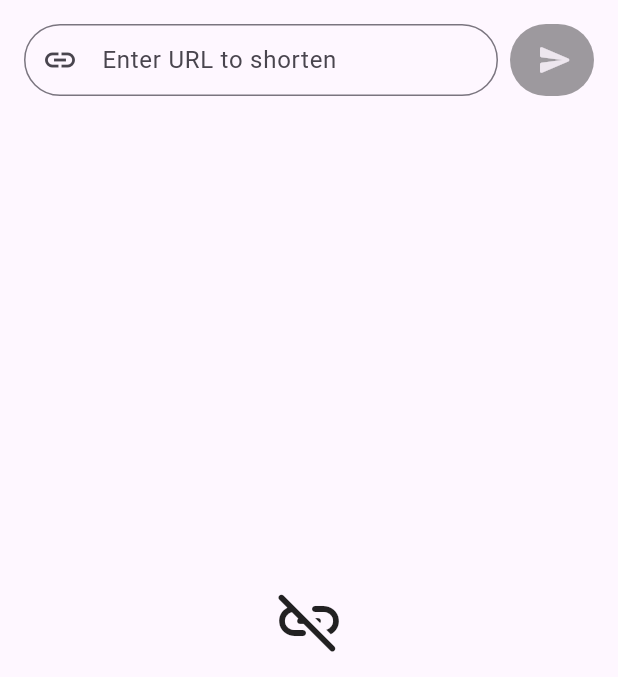
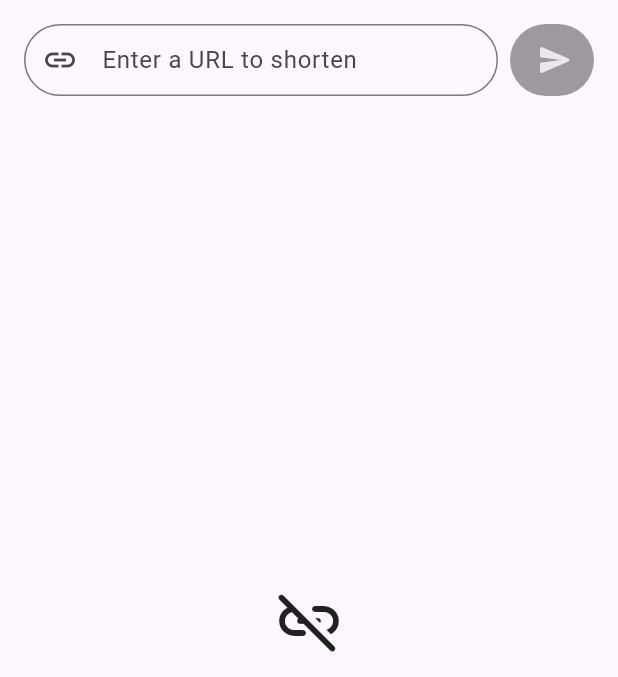
Before and after one commit to gmr-tech/url_shortner, a Flutter app: the screen it shows after launch, on a phone screen of 412 x 824 dp, the part 84-761 px from its top. Run offline on Flutter 3.47's test engine with Material 3 defaults, Android fonts, the phone set to English and light mode, and no system bars; our stand-ins replace dartz, dio, equatable, flutter_bloc, freezed_annotation, get_it and 2 more.

```diff
--- a/lib/src/common/presentation/home.dart
+++ b/lib/src/common/presentation/home.dart
@@ -10,6 +10,7 @@ import '../../modules/shortener/presentation/widgets/shorten_url_button.dart';
 import '../../modules/shortener/presentation/widgets/url_input_field.dart';
 import '../domain/input_url.dart';
 import '../domain/input_url_validator.dart';
+import 'ui_strings.dart';
 
 class Home extends StatelessWidget {
   const Home({super.key});
@@ -21,7 +22,7 @@ class Home extends StatelessWidget {
       child: Scaffold(
         appBar: AppBar(
           backgroundColor: Theme.of(context).colorScheme.surfaceContainerHigh,
-          title: const Text('URL Shortener App'),
+          title: const Text(UIStrings.appTitle),
           elevation: 2,
         ),
         body: Column(
@@ -116,9 +117,7 @@ class Home extends StatelessWidget {
             SnackBar(
               duration: resetDuration,
               backgroundColor: DSColors.red.shade700,
-              content: Text(
-                'Failure: ${state.failure.runtimeType}',
-              ),
+              content: const Text(UIStrings.failureMessage),
             ),
           );
         }
@@ -137,7 +136,7 @@ class Home extends StatelessWidget {
               duration: resetDuration,
               backgroundColor: DSColors.green.shade700,
               content: Text(
-                'Shortened URL: ${state.shortenedUrl.shortUrl}',
+                '${UIStrings.successMessage} ${state.shortenedUrl.shortUrl}',
               ),
             ),
           );
--- /dev/null
+++ b/lib/src/common/presentation/ui_strings.dart
@@ -0,0 +1,15 @@
+/// Wrapper for all UI strings used in the app.
+///
+/// A good future suggestions is to use intl and i18n for strings translation.
+abstract class UIStrings {
+  static const String appTitle = 'URL Shortener App';
+  static const String noShortenedUrls = 'No shortened URLs yet!';
+  static const String recentlyShortenedUrls = 'Recently shortened URLs';
+  static const String failureMessage =
+      'Failed to shorten URL, please try again.';
+  static const String successMessage = 'Shortened URL: ';
+  static const String enterUrlHint = 'Enter a URL to shorten';
+  static const String copyShortUrl = 'Copy short URL';
+  static const String copyOriginalUrl = 'Copy original URL';
+  static const String deleteFromHistory = 'Delete from history';
+}
--- a/lib/src/modules/history/bloc/history_event.dart
+++ b/lib/src/modules/history/bloc/history_event.dart
@@ -3,4 +3,5 @@ part of 'history_bloc.dart';
 @freezed
 sealed class HistoryEvent with _$HistoryEvent {
   const factory HistoryEvent.add(ShortenedUrl shortenedUrl) = _Add;
+  const factory HistoryEvent.remove(ShortenedUrl shortenedUrl) = _Remove;
 }
--- a/lib/src/modules/history/presentation/widgets/empty_history.dart
+++ b/lib/src/modules/history/presentation/widgets/empty_history.dart
@@ -1,5 +1,7 @@
 import 'package:design_system/design_system_export.dart';
 import 'package:flutter/material.dart';
+
+import '../../../../common/presentation/ui_strings.dart';
 
 class EmptyHistory extends StatelessWidget {
   const EmptyHistory({
@@ -20,7 +22,7 @@ class EmptyHistory extends StatelessWidget {
               size: DSSize.iconSizeXLarge,
             ),
             Text(
-              'No shortened URLs yet!',
+              UIStrings.noShortenedUrls,
               style: Theme.of(context).textTheme.titleMedium,
             ),
           ],
--- a/lib/src/modules/history/presentation/widgets/shortened_links_list.dart
+++ b/lib/src/modules/history/presentation/widgets/shortened_links_list.dart
@@ -2,6 +2,7 @@ import 'package:design_system/design_system_export.dart';
 import 'package:flutter/material.dart';
 
 import '../../../../common/domain/shortened_url.dart';
+import '../../../../common/presentation/ui_strings.dart';
 import 'empty_history.dart';
 import 'shortened_link_tile.dart';
 
@@ -29,7 +30,7 @@ class ShortenedLinksList extends StatelessWidget {
               horizontal: DSSpace.medium,
             ),
             child: Text(
-              'Recently shortened URLs',
+              UIStrings.recentlyShortenedUrls,
               style: Theme.of(context).textTheme.titleLarge,
             ),
           ),
--- a/lib/src/modules/shortener/presentation/widgets/url_input_field.dart
+++ b/lib/src/modules/shortener/presentation/widgets/url_input_field.dart
@@ -3,6 +3,7 @@ import 'package:flutter/material.dart';
 
 import '../../../../common/domain/input_url.dart';
 import '../../../../common/domain/input_url_validator.dart';
+import '../../../../common/presentation/ui_strings.dart';
 import '../../bloc/shortener_bloc.dart';
 
 class UrlInputField extends StatelessWidget {
@@ -21,7 +22,7 @@ class UrlInputField extends StatelessWidget {
   Widget build(BuildContext context) {
     return TextFormField(
       decoration: InputDecoration(
-        labelText: 'Enter URL to shorten',
+        labelText: UIStrings.enterUrlHint,
         border: const OutlineInputBorder(
           borderRadius: BorderRadius.all(DSProperty.radius),
         ),
```
Also changed, not shown: lib/src/modules/history/bloc/history_bloc.dart (+29 -5 lines), lib/src/modules/history/presentation/widgets/shortened_link_tile.dart (+84 -3 lines), lib/src/modules/history/bloc/history_bloc.freezed.dart.
